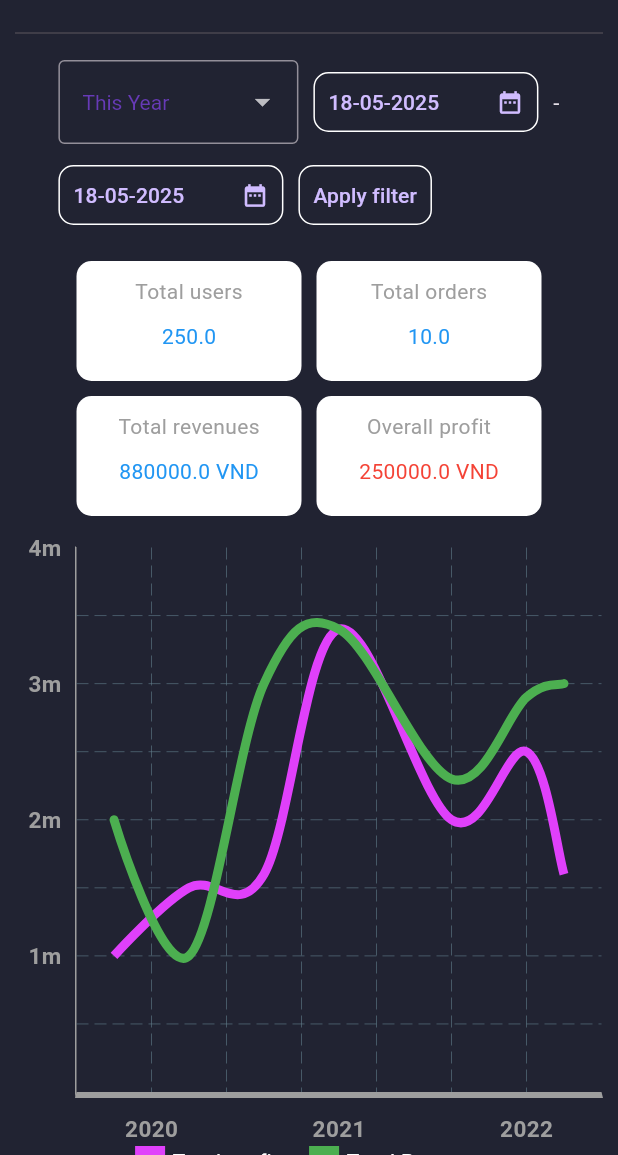
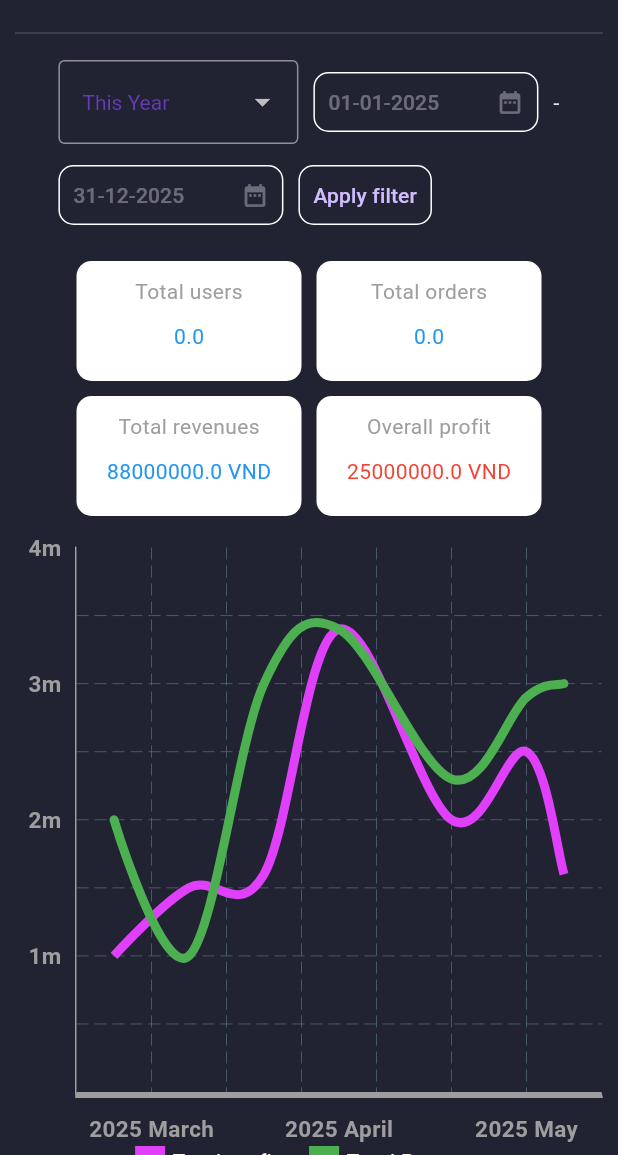
Before and after one commit to SFAri/flutterApp, a Flutter app: the AdminHome screen opened directly, after a tap on the "menu" icon, after a tap on the "keyboard arrow down" icon, on a phone screen of 412 x 824 dp, the part 81-1236 px from its top. Run offline on Flutter 3.47's test engine with Material 3 defaults, Android fonts, the phone set to English and light mode, and no system bars; drawn by our look-alikes of fl_chart; our stand-ins replace carousel_slider, dotted_border, flutter_rating_bar, font_awesome_flutter, get, get_storage and 6 more; missing offline and left inert: cloudinary_flutter, cloudinary_url_gen; accounts and stored records are empty; network calls fail.

Commit message:
dashboard

```diff
--- a/FE/ecommerce/lib/features/admin/screens/dashboard/dashboard.dart
+++ b/FE/ecommerce/lib/features/admin/screens/dashboard/dashboard.dart
@@ -1,5 +1,9 @@
 import 'package:ecommerce/features/admin/screens/dashboard/widgets/block_simple.dart';
 import 'package:ecommerce/features/admin/screens/dashboard/widgets/indicator.dart';
+import 'package:ecommerce/features/admin/screens/userManagement/widgets/paginated_table.dart';
+import 'package:ecommerce/features/auth/controllers/order_controller_admin.dart';
+import 'package:ecommerce/features/auth/controllers/product_controller.dart';
+import 'package:ecommerce/features/auth/controllers/user_controller.dart';
 import 'package:ecommerce/utils/formatters/formatter.dart';
 import 'package:flutter/material.dart';
 import 'package:fl_chart/fl_chart.dart';
@@ -12,12 +16,16 @@ class DashboardScreen extends StatefulWidget {
 }
 
 class _DashboardScreenState extends State<DashboardScreen> {
-  final List<String> list = <String>['This Year', 'This month', 'This week', 'Custom'];
+  final List<String> list = <String>['This Year', 'This Month', 'This Week', 'Custom'];
   late String dropdownValue;
+  List<dynamic> orders = [];
+  List<dynamic> users = [];
+  List<dynamic> products = [];
+  bool isLoading = true;
 
 
-  DateTime startDate = DateTime.now();
-  DateTime endDate = DateTime.now();
+  late DateTime startDate;
+  late DateTime endDate;
 
   // For graph line:
   final bool isShowingMainData = true;
@@ -25,6 +33,44 @@ class _DashboardScreenState extends State<DashboardScreen> {
   // For bar graph:
   int touchedIndex = -1;
   final DataTableSource _data = MyData();
+  final OrderAdminController orderAdminController = OrderAdminController();
+  final UserAdminController userAdminController = UserAdminController();
+  final ProductController productController = ProductController();
+
+
+  Future<void> _fetchData() async {
+    try {
+      // final fetchedOrders = await orderAdminController.getOrders();
+      // setState(() {
+      //   orders = fetchedOrders['data'];
+      //   // _filteredOrders = fetchedOrders;
+      //   isLoading = false;
+      // });
+      final results = await Future.wait([
+        orderAdminController.getOrders(),
+        userAdminController.getUsers(),
+        productController.getProducts(),
+      ]);
+
+      final fetchedOrders = results[0];
+      final fetchedUsers = results[1];
+      final fetchedProducts = results[2];
+
+      setState(() {
+        orders = fetchedOrders['data'];
+        users = fetchedUsers['data'];
+        products = fetchedProducts['data'];
+        isLoading = false;
+      });
+    } catch (e) {
+      print('Lỗi khi fetch orders: $e');
+    }
+    finally {
+      setState(() {
+        isLoading = false;
+      });
+    }
+  }
 
   void updateStartDate (DateTime newValue) {
     setState(() {
@@ -38,11 +84,44 @@ class _DashboardScreenState extends State<DashboardScreen> {
     });
   }
 
+  void _updateDateRange(String selected) {
+    final now = DateTime.now();
+    DateTime start, end;
+
+    switch (selected) {
+      case 'This Year':
+        start = DateTime(now.year, 1, 1);
+        end = DateTime(now.year, 12, 31, 23, 59, 59, 999);
+        break;
+      case 'This Month':
+        start = DateTime(now.year, now.month, 1);
+        final lastDay = DateTime(now.year, now.month + 1, 0).day;
+        end = DateTime(now.year, now.month, lastDay, 23, 59, 59, 999);
+        break;
+      case 'This Week':
+        final weekday = now.weekday; // 1 = Mon, ..., 7 = Sun
+        start = now.subtract(Duration(days: weekday - 1));
+        end = start.add(const Duration(days: 6));
+        end = DateTime(end.year, end.month, end.day, 23, 59, 59, 999);
+        break;
+      case 'Custom':
+        return; // không chỉnh range ở đây
+      default:
+        return;
+    }
+
+    setState(() {
+      startDate = start;
+      endDate = end;
+    });
+  }
+
+
   Future<void> _selectDate(BuildContext context, bool isStartDate) async {
     final DateTime? pickedDate = await showDatePicker(
       context: context,
-      initialDate: DateTime(2021, 7, 25),
-      firstDate: DateTime(2021),
+      initialDate: DateTime(2025,5,7),
+      firstDate: DateTime(2024),
       lastDate: DateTime(2100),
     );
 
@@ -60,17 +139,20 @@ class _DashboardScreenState extends State<DashboardScreen> {
   @override
   void initState() {
     dropdownValue = list[0];
+    final now = DateTime.now();
+    startDate = DateTime(now.year, 1, 1);
+    endDate = DateTime(now.year, 12, 31, 23, 59, 59, 999);
+    _fetchData();
     super.initState();
   }
 
   @override
   Widget build(BuildContext context) {
-    return Column(
+    return isLoading
+    ? Center(child: CircularProgressIndicator(),)
+    : Column(
       spacing: 20,
       children: [
-        // Header:
-        // Header(),
-        // Divider(),
         // Main board
         // 1. Filter row:
         Wrap(
@@ -91,11 +173,12 @@ class _DashboardScreenState extends State<DashboardScreen> {
 
                 style: const TextStyle(color: Colors.deepPurple),
                 borderRadius: BorderRadius.circular(10),
-                // padding: EdgeInsets.all(5),
                 onChanged: (value) {
-                  // This is called when the user selects an item.
                   setState(() {
                     dropdownValue = value!;
+                    if (value != 'Custom') {
+                      _updateDateRange(value);
+                    }
                   });
                 },
                 items:
@@ -112,7 +195,7 @@ class _DashboardScreenState extends State<DashboardScreen> {
                   shape: RoundedRectangleBorder(borderRadius: BorderRadius.circular(10)),
                   side: BorderSide(color: Colors.white)
                 ),
-                onPressed: ()=> _selectDate(context, true),
+                onPressed: (dropdownValue == 'Custom') ? () => _selectDate(context, true) : null,
                 child: Row(
                   mainAxisAlignment: MainAxisAlignment.spaceBetween,
                   children: [
@@ -131,7 +214,7 @@ class _DashboardScreenState extends State<DashboardScreen> {
                   shape: RoundedRectangleBorder(borderRadius: BorderRadius.circular(10)),
                   side: BorderSide(color: Colors.white)
                 ),
-                onPressed: ()=> _selectDate(context, false),
+                onPressed: (dropdownValue == 'Custom') ? () => _selectDate(context, false) : null,
                 child: Row(
                   mainAxisAlignment: MainAxisAlignment.spaceBetween,
                   children: [
@@ -158,10 +241,10 @@ class _DashboardScreenState extends State<DashboardScreen> {
           runSpacing: 10,
           spacing: 10,
           children: [
-            CBlockSimple(title: 'Total users',description: 250),
-            CBlockSimple(title: 'Total orders',description: 10),
-            CBlockSimple(title: 'Total revenues',description: 880000, isMoney: true,),
-            CBlockSimple(title: 'Overall profit',description: 250000, isMoney: true, isProfit: true,)
+            CBlockSimple(title: 'Total users',description: double.parse(users.length.toString())),
+            CBlockSimple(title: 'Total orders',description: double.parse(orders.length.toString())),
+            CBlockSimple(title: 'Total revenues',description: 88000000, isMoney: true,),
+            CBlockSimple(title: 'Overall profit',description: 25000000, isMoney: true, isProfit: true,)
           ],
         ),
         // 3. Advanced dashboard: 1 pie graph, 1 line graph + bar graph
@@ -240,7 +323,7 @@ class _DashboardScreenState extends State<DashboardScreen> {
                           children: <Widget>[
                             Indicator(
                               color: Colors.blueAccent,
-                              text: 'First',
+                              text: 'Laptop',
                               isSquare: true,
                             ),
                             SizedBox(
@@ -248,7 +331,7 @@ class _DashboardScreenState extends State<DashboardScreen> {
                             ),
                             Indicator(
                               color: Colors.yellowAccent,
-                              text: 'Second',
+                              text: 'RAM',
                               isSquare: true,
                             ),
                             SizedBox(
@@ -256,7 +339,7 @@ class _DashboardScreenState extends State<DashboardScreen> {
                             ),
                             Indicator(
                               color: Colors.purpleAccent,
-                              text: 'Third',
+                              text: 'CPU',
                               isSquare: true,
                             ),
                             SizedBox(
@@ -264,7 +347,7 @@ class _DashboardScreenState extends State<DashboardScreen> {
                             ),
                             Indicator(
                               color: Colors.green,
-                              text: 'Fourth',
+                              text: 'Motherboard',
                               isSquare: true,
                             ),
                             SizedBox(
@@ -290,9 +373,9 @@ class _DashboardScreenState extends State<DashboardScreen> {
           padding: EdgeInsets.all(20),
           child: Container(
             width: 1000,
-            child: PaginatedDataTable(
-              rowsPerPage: 10,
-              source: _data,
+            child: PaginatedTable(
+              lists: orders,
+              viewFunction: (order) {},
               columns: [
                 DataColumn(label: Text('OrderId')),
                 DataColumn(label: Text('User')),
@@ -300,8 +383,20 @@ class _DashboardScreenState extends State<DashboardScreen> {
                 DataColumn(label: Text('Total')),
                 DataColumn(label: Text('Actions')),
               ],
-              header: const Center(child: Text('List Order')),
+              columnKeys: ['_id' , 'userId', 'createdAt', 'totalAmount']
             ),
+            // child: PaginatedDataTable(
+            //   rowsPerPage: 10,
+            //   source: _data,
+            //   columns: [
+            //     DataColumn(label: Text('OrderId')),
+            //     DataColumn(label: Text('User')),
+            //     DataColumn(label: Text('Date')),
+            //     DataColumn(label: Text('Total')),
+            //     DataColumn(label: Text('Actions')),
+            //   ],
+            //   header: const Center(child: Text('List Order')),
+            // ),
           )
         ),
       ],
@@ -409,13 +504,13 @@ class _DashboardScreenState extends State<DashboardScreen> {
     Widget text;
     switch (value.toInt()) {
       case 2:
-        text = const Text('2020', style: style);
+        text = const Text('2025 March', style: style);
         break;
       case 7:
-        text = const Text('2021', style: style);
+        text = const Text('2025 April', style: style);
         break;
       case 12:
-        text = const Text('2022', style: style);
+        text = const Text('2025 May', style: style);
         break;
       default:
         text = const Text('');
```
Also changed, not shown: 1 other file.
